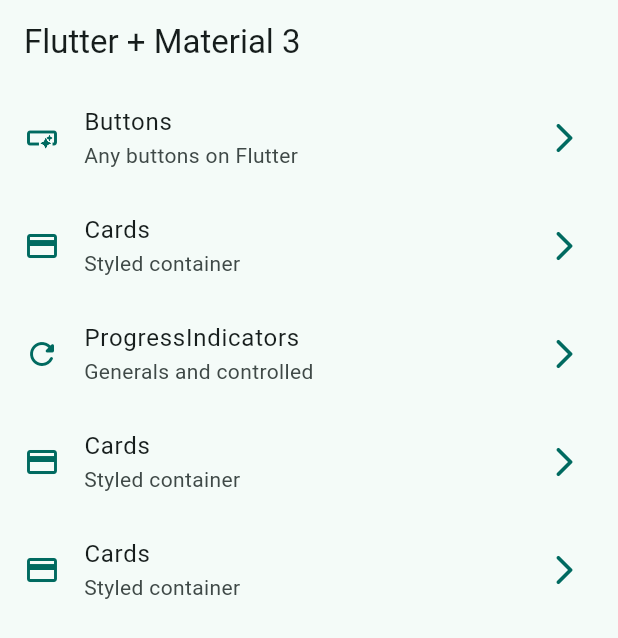
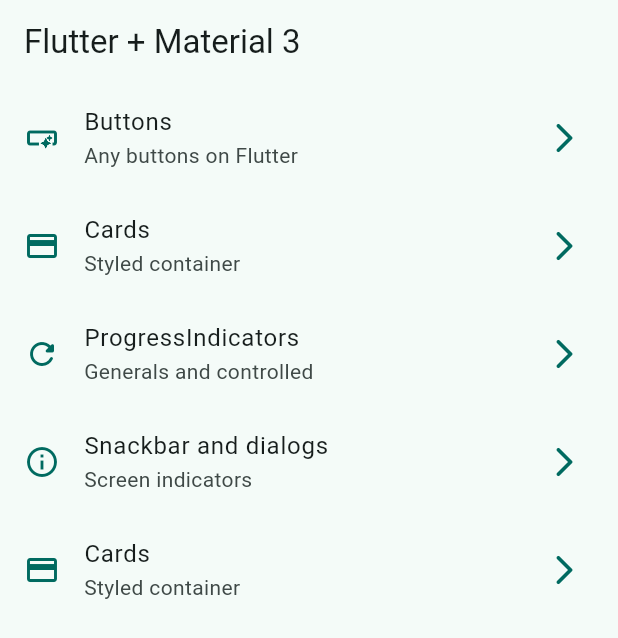
Before and after one commit to EnocDelgado/flutter-widgets-app, a Flutter app: the screen it shows after launch, on a phone screen of 412 x 824 dp. Shown: the top 638 px of the screen. Run offline on Flutter 3.47's test engine with Material 2 defaults, Android fonts, the phone set to English and light mode, and no system bars; our stand-ins replace go_router.

Commit message:
snackbar and dialogs finished

```diff
--- a/lib/config/menu/menu_items.dart
+++ b/lib/config/menu/menu_items.dart
@@ -39,10 +39,10 @@ const appMenuItems = <MenuItem>[
   ),
 
    MenuItem(
-    title: 'Cards',
-    subTitle: 'Styled container',
-    link:'/cards',
-    icon: Icons.credit_card
+    title: 'Snackbar and dialogs',
+    subTitle: 'Screen indicators',
+    link:'/snackbar',
+    icon: Icons.info_outline
   ),
 
    MenuItem(
--- a/lib/config/router/app_router.dart
+++ b/lib/config/router/app_router.dart
@@ -31,5 +31,12 @@ final appRouter = GoRouter(
       builder:  ( context, state ) => const ProgressScreen
       ()
     ),
+
+     GoRoute(
+      path: '/snackbar',
+      name: SnackbarScreen.name,
+      builder:  ( context, state ) => const SnackbarScreen
+      ()
+    ),
   ]
 );
--- a/lib/main.dart
+++ b/lib/main.dart
@@ -12,6 +12,7 @@ class MainApp extends StatelessWidget {
   @override
   Widget build(BuildContext context) {
     return MaterialApp.router(
+      title: 'Flutter Widgets',
       routerConfig: appRouter,
       debugShowCheckedModeBanner: false,
       theme: AppTheme( selectedColor: 1).gettheme(),
```
Also changed, not shown: lib/presentation/screens/snackbar/snackbar_screen.dart (+66 -2 lines).
